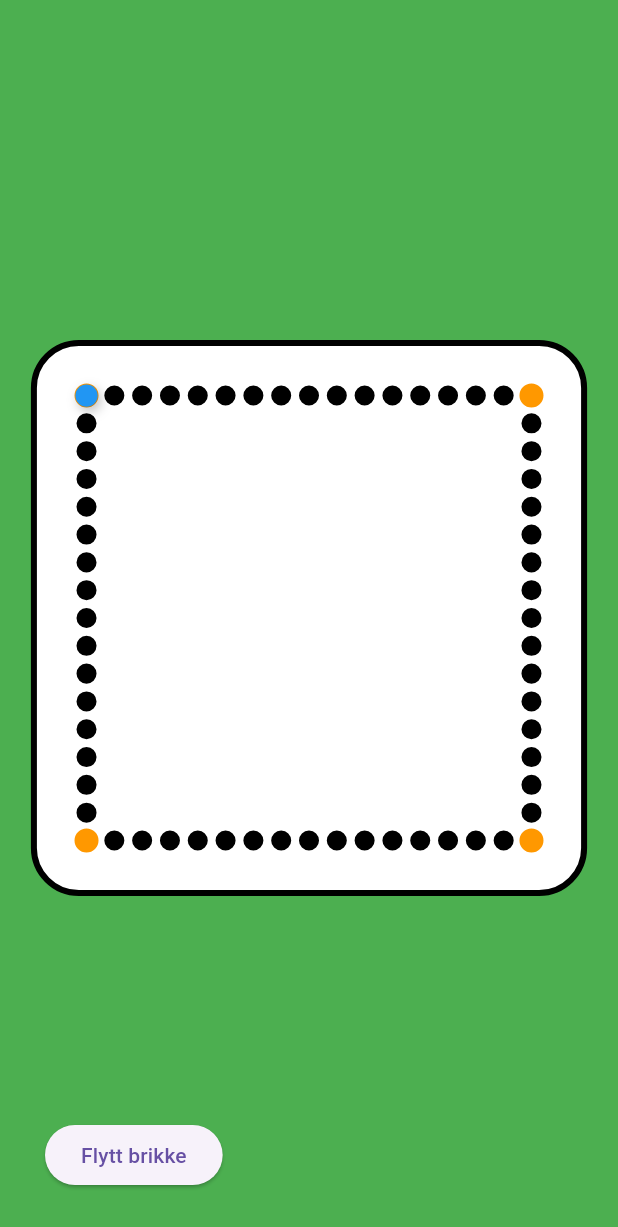
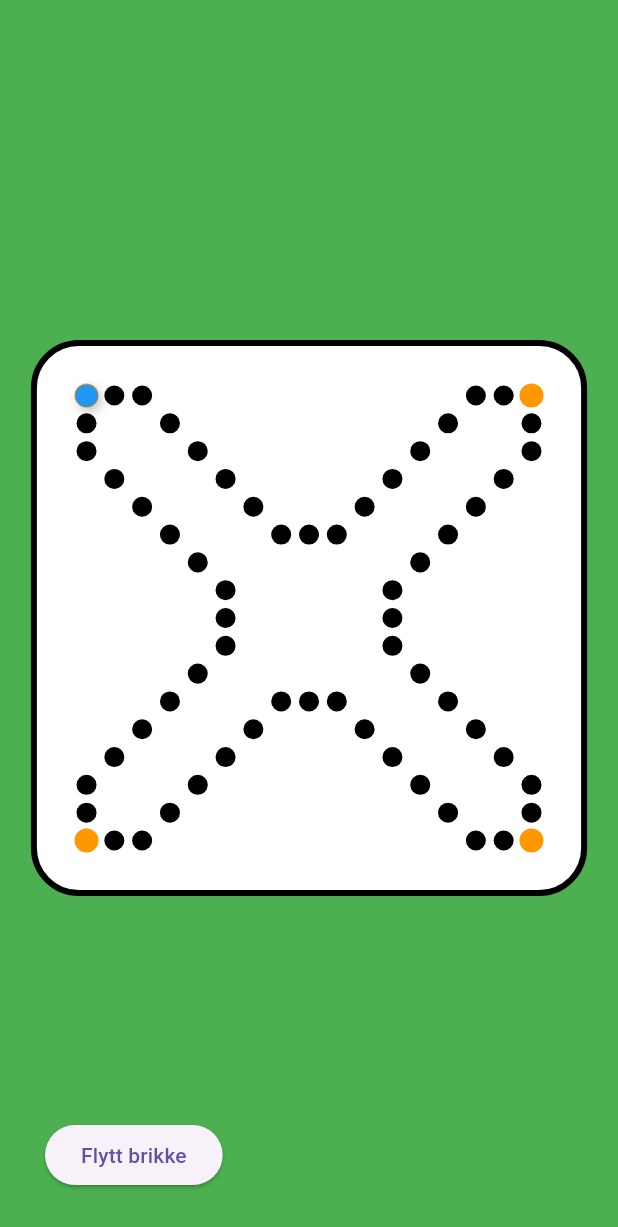
Before and after one commit to SarcasticSir/dog_game, a Flutter app: the screen it shows after launch, on a phone screen of 412 x 824 dp. Shown: the top 1227 px of the screen. Run offline on Flutter 3.47's test engine with Material 3 defaults, Android fonts, the phone set to English and light mode, and no system bars.

Commit message:
Fornøyd med flyttefelt

```diff
--- a/lib/main.dart
+++ b/lib/main.dart
@@ -44,17 +44,17 @@ class _DogBoardState extends State<DogBoard> {
   Offset(0.10, 0.10),    // 1 (hjørne top venstre)
   Offset(0.15, 0.10),    // 2
   Offset(0.20, 0.10),    // 3
-  Offset(0.25, 0.10),    // 4
-  Offset(0.30, 0.10),    // 5
-  Offset(0.35, 0.10),    // 6
-  Offset(0.40, 0.10),    // 7
-  Offset(0.45, 0.10),    // 8
-  Offset(0.50, 0.10),    // 9
-  Offset(0.55, 0.10),    // 10
-  Offset(0.60, 0.10),    // 11
-  Offset(0.65, 0.10),    // 12
-  Offset(0.70, 0.10),    // 13
-  Offset(0.75, 0.10),    // 14
+  Offset(0.25, 0.15),    // 4
+  Offset(0.30, 0.20),    // 5
+  Offset(0.35, 0.25),    // 6
+  Offset(0.40, 0.30),    // 7
+  Offset(0.45, 0.35),    // 8
+  Offset(0.50, 0.35),    // 9 midten
+  Offset(0.55, 0.35),    // 10
+  Offset(0.60, 0.30),    // 11
+  Offset(0.65, 0.25),    // 12
+  Offset(0.70, 0.20),    // 13
+  Offset(0.75, 0.15),    // 14
   Offset(0.80, 0.10),    // 15
   Offset(0.85, 0.10),    // 16
 
@@ -62,17 +62,17 @@ class _DogBoardState extends State<DogBoard> {
   Offset(0.90, 0.10),    // 17 (hjørne top høyre)
   Offset(0.90, 0.15),    // 18
   Offset(0.90, 0.20),    // 19
-  Offset(0.90, 0.25),    // 20
-  Offset(0.90, 0.30),    // 21
-  Offset(0.90, 0.35),    // 22
-  Offset(0.90, 0.40),    // 23
-  Offset(0.90, 0.45),    // 24
-  Offset(0.90, 0.50),    // 25
-  Offset(0.90, 0.55),    // 26
-  Offset(0.90, 0.60),    // 27
-  Offset(0.90, 0.65),    // 28
-  Offset(0.90, 0.70),    // 29
-  Offset(0.90, 0.75),    // 30
+  Offset(0.85, 0.25),    // 20
+  Offset(0.80, 0.30),    // 21
+  Offset(0.75, 0.35),    // 22
+  Offset(0.70, 0.40),    // 23
+  Offset(0.65, 0.45),    // 24
+  Offset(0.65, 0.50),    // 25 midten
+  Offset(0.65, 0.55),    // 26
+  Offset(0.70, 0.60),    // 27
+  Offset(0.75, 0.65),    // 28
+  Offset(0.80, 0.70),    // 29
+  Offset(0.85, 0.75),    // 30
   Offset(0.90, 0.80),    // 31
   Offset(0.90, 0.85),    // 32
 
@@ -80,17 +80,17 @@ class _DogBoardState extends State<DogBoard> {
   Offset(0.90, 0.90),    // 33 (Hjørne bunn høyre)
   Offset(0.85, 0.90),    // 34
   Offset(0.80, 0.90),    // 35
-  Offset(0.75, 0.90),    // 36
-  Offset(0.70, 0.90),    // 37
-  Offset(0.65, 0.90),    // 38
-  Offset(0.60, 0.90),    // 39
-  Offset(0.55, 0.90),    // 40
-  Offset(0.50, 0.90),    // 41
-  Offset(0.45, 0.90),    // 42
-  Offset(0.40, 0.90),    // 43
-  Offset(0.35, 0.90),    // 44
-  Offset(0.30, 0.90),    // 45
-  Offset(0.25, 0.90),    // 46
+  Offset(0.75, 0.85),    // 36
+  Offset(0.70, 0.80),    // 37
+  Offset(0.65, 0.75),    // 38
+  Offset(0.60, 0.70),    // 39
+  Offset(0.55, 0.65),    // 40
+  Offset(0.50, 0.65),    // 41 midten
+  Offset(0.45, 0.65),    // 42
+  Offset(0.40, 0.70),    // 43
+  Offset(0.35, 0.75),    // 44
+  Offset(0.30, 0.80),    // 45
+  Offset(0.25, 0.85),    // 46
   Offset(0.20, 0.90),    // 47
   Offset(0.15, 0.90),    // 48
 
@@ -98,17 +98,17 @@ class _DogBoardState extends State<DogBoard> {
   Offset(0.10, 0.90),    // 49 (hjørne bunn venstre)
   Offset(0.10, 0.85),    // 50
   Offset(0.10, 0.80),    // 51
-  Offset(0.10, 0.75),    // 52
-  Offset(0.10, 0.70),    // 53
-  Offset(0.10, 0.65),    // 54
-  Offset(0.10, 0.60),    // 55
-  Offset(0.10, 0.55),    // 56
-  Offset(0.10, 0.50),    // 57
-  Offset(0.10, 0.45),    // 58
-  Offset(0.10, 0.40),    // 59
-  Offset(0.10, 0.35),    // 60
-  Offset(0.10, 0.30),    // 61
-  Offset(0.10, 0.25),    // 62
+  Offset(0.15, 0.75),    // 52
+  Offset(0.20, 0.70),    // 53
+  Offset(0.25, 0.65),    // 54
+  Offset(0.30, 0.60),    // 55
+  Offset(0.35, 0.55),    // 56
+  Offset(0.35, 0.50),    // 57 midten
+  Offset(0.35, 0.45),    // 58
+  Offset(0.30, 0.40),    // 59
+  Offset(0.25, 0.35),    // 60
+  Offset(0.20, 0.30),    // 61
+  Offset(0.15, 0.25),    // 62
   Offset(0.10, 0.20),    // 63
   Offset(0.10, 0.15),    // 64
 ];
```
